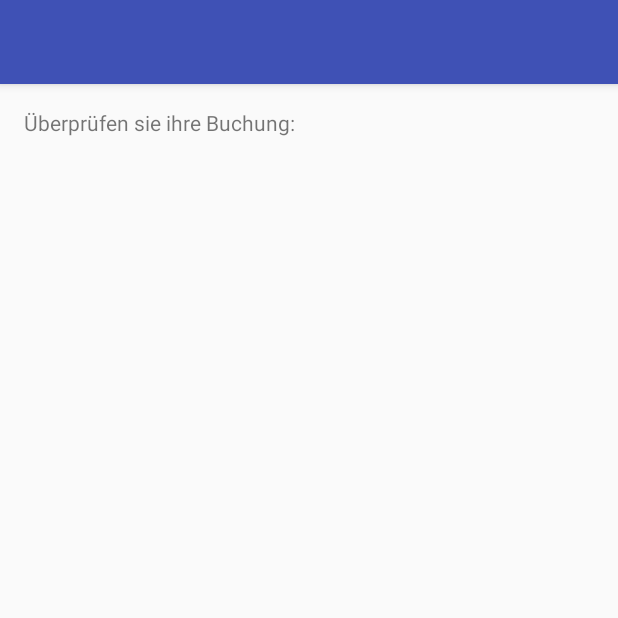
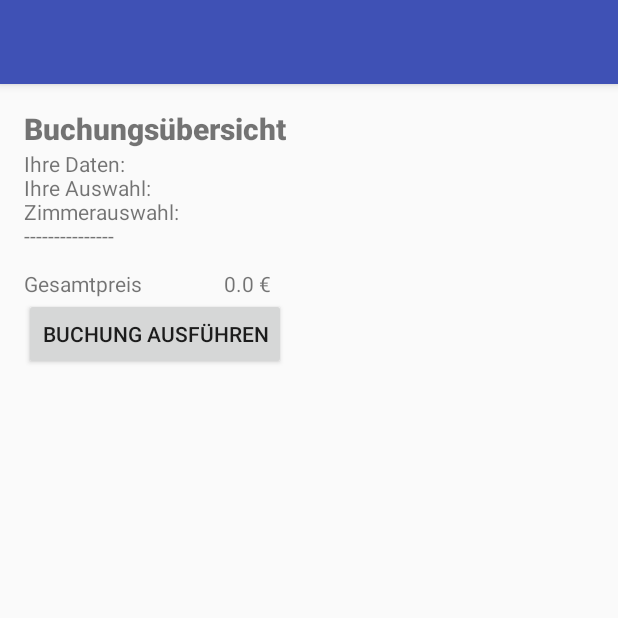
Before and after one commit to Benzolitz/FHDW.Hotel.Android, an Android app: the Booking screen opened directly, with no data from a screen before it, after a tap on "BUCHEN", on a phone screen of 412 x 824 dp, the top half of it. Run offline under Robolectric (Android 15) with nearby library versions, the phone set to English and light mode, and no system bars; 14 statements that could not run were skipped.

Commit message:
FINAL FING COMMIT - stuff

```diff
--- a/app/src/main/java/fhdw/hotel/Activity/Booking.java
+++ b/app/src/main/java/fhdw/hotel/Activity/Booking.java
@@ -35,7 +35,9 @@ public class Booking extends Activity {
     private SimpleDateFormat dateFormat;
     private EditText txtFirstname;
     private EditText txtLastname;
+
     private EditText txtBirthday;
+    private EditText txtBirthplace;
 
     private EditText txtContactStreet;
     private EditText txtContactPostalcode;
@@ -57,6 +59,7 @@ public class Booking extends Activity {
         txtFirstname = (EditText) findViewById(R.id.txtFirstname);
         txtLastname = (EditText) findViewById(R.id.txtLastname);
         txtBirthday = (EditText) findViewById(R.id.dtpBirthday);
+        txtBirthplace = (EditText) findViewById(R.id.txtBirthplace);
 
         txtContactStreet = (EditText) findViewById(R.id.txtContactStreet);
         txtContactPostalcode = (EditText) findViewById(R.id.txtContactPostalcode);
@@ -140,6 +143,20 @@ public class Booking extends Activity {
             guest.setLastname(txtLastname.getText().toString());
         }
 
+        if (txtBirthday.getText().toString().isEmpty()) {
+            txtBirthday.requestFocus();
+            txtBirthday.setError("Darf nicht leer sein!");
+        } else {
+            guest.setBirthday(dateFormat.parse(txtBirthday.getText().toString()));
+        }
+
+        if (txtBirthplace.getText().toString().isEmpty()) {
+            txtBirthplace.requestFocus();
+            txtBirthplace.setError("Darf nicht leer sein!");
+        } else {
+            guest.setBirthplace(txtBirthplace.getText().toString());
+        }
+
         if (!txtBirthday.getText().toString().isEmpty()) {
             guest.setBirthday(dateFormat.parse(txtBirthday.getText().toString()));
         }
@@ -153,7 +170,7 @@ public class Booking extends Activity {
         }
 
         if (!txtContactCity.getText().toString().isEmpty()) {
-            contactAddress.setPostalCode(txtContactCity.getText().toString());
+            contactAddress.setCity(txtContactCity.getText().toString());
         }
         if (cbAddBillingAddress.isChecked()) {
 
@@ -166,6 +183,9 @@ public class Booking extends Activity {
             if (!txtBillingPostalcode.getText().toString().isEmpty()) {
                 billingAddress.setPostalCode(txtBillingPostalcode.getText().toString());
             }
+        }else
+        {
+            billingAddress = null;
         }
 
         guest.setBillingAddress(billingAddress);
--- a/app/src/main/java/fhdw/hotel/Activity/CheckBooking.java
+++ b/app/src/main/java/fhdw/hotel/Activity/CheckBooking.java
@@ -3,6 +3,7 @@ package fhdw.hotel.Activity;
 import android.os.Bundle;
 import android.support.design.widget.FloatingActionButton;
 import android.support.design.widget.Snackbar;
+import android.support.v7.app.AlertDialog;
 import android.support.v7.app.AppCompatActivity;
 import android.support.v7.widget.Toolbar;
 import android.view.View;
@@ -14,22 +15,69 @@ import android.widget.TextView;
 import com.google.gson.Gson;
 import com.google.gson.reflect.TypeToken;
 
-import fhdw.hotel.DomainModel.CurrentBooking;
+import org.w3c.dom.Text;
+
+import fhdw.hotel.BLL.Async.IListener.IAsyncBookingListener;
+import fhdw.hotel.DomainModel.*;
+import fhdw.hotel.DomainModel.Booking;
 import fhdw.hotel.R;
 
-public class CheckBooking extends AppCompatActivity {
+public class CheckBooking extends AppCompatActivity implements IAsyncBookingListener {
     private String IntentExtraName = "CurrentBooking";
     private CurrentBooking currentBooking;
     private Gson gson;
+
+    private TextView txvBookingInformation;
 
     @Override
     protected void onCreate(Bundle savedInstanceState) {
         super.onCreate(savedInstanceState);
         setContentView(R.layout.activity_check_booking);
 
+        txvBookingInformation = (TextView) findViewById(R.id.txvBookingInformation);
+
         gson = new Gson();
         String currentBookingString = (String) getIntent().getSerializableExtra(IntentExtraName);
-        currentBooking = gson.fromJson(currentBookingString, new TypeToken<CurrentBooking>(){}.getType());
+        currentBooking = gson.fromJson(currentBookingString, new TypeToken<CurrentBooking>() {
+        }.getType());
 
+        addTextToBookingInformation();
+    }
+
+    private void addTextToBookingInformation() {
+        double sumSingle = currentBooking.getSingleRoomCnt() * 11.11;
+        double sumDouble = currentBooking.getDoubleRoomCnt() * 22.22;
+        double sumFamily = currentBooking.getFamilyRoomCnt() * 30;
+
+        String bookingInformation = "";
+        bookingInformation += "Ihre Daten:\n";
+        bookingInformation += currentBooking.getGuest().getFirstname() + " " + currentBooking.getGuest().getLastname() + "\n";
+        bookingInformation += currentBooking.getGuest().getContactAddress().getStreet() + "\n";
+        bookingInformation += currentBooking.getGuest().getContactAddress().getPostalCode() + " " + currentBooking.getGuest().getContactAddress().getCity() + "\n\n";
+        bookingInformation += "Ihre Auswahl:\n";
+        bookingInformation += "Hotel " + currentBooking.getHotel().getName() + " (" + currentBooking.getHotel().getAddress().getCity() + ")\n";
+        bookingInformation += "Personenanzahl: " + currentBooking.getPersonCount() + "\n";
+        bookingInformation += "Ankunft: " + currentBooking.getArrival().toString() + "\n";
+        bookingInformation += "Abfahrt: " + currentBooking.getDeparture().toString() + "\n\n";
+        bookingInformation += "Zimmerauswahl:\n";
+        bookingInformation += currentBooking.getSingleRoomCnt() > 0 ? "Einzelzimmer: \t\t" + currentBooking.getSingleRoomCnt() + " (" + sumSingle + " €)" + "\n" : "";
+        bookingInformation += currentBooking.getDoubleRoomCnt() > 0 ? "Doppelzimmer: \t" + currentBooking.getDoubleRoomCnt() + " (" + sumDouble + " €)" + "\n" : "";
+        bookingInformation += currentBooking.getFamilyRoomCnt() > 0 ? "Familienzimmer: \t" + currentBooking.getFamilyRoomCnt() + " (" + sumFamily + " €)" + "\n" : "";
+        bookingInformation += "---------------\n\n";
+        bookingInformation += "Gesamtpreis \t\t\t\t" + (sumSingle + sumDouble + sumFamily) + " €";
+
+        txvBookingInformation.setText(bookingInformation);
+    }
+
+    public void RegisterNewBooking(View view) {
+        new fhdw.hotel.BLL.Async.Booking.SendBooking(this).execute(gson.toJson(currentBooking));
+    }
+
+    @Override
+    public void BookingComplete(Booking p_booking) {
+        AlertDialog alertDialog = new AlertDialog.Builder(this).create();
+        alertDialog.setTitle("Buchung erfolgreich");
+        alertDialog.setMessage("Die Buchung wurde erfolgreich durchgeführt!");
+        alertDialog.show();
     }
 }
--- a/app/src/main/res/layout/activity_register.xml
+++ b/app/src/main/res/layout/activity_register.xml
@@ -68,7 +68,7 @@
             android:layout_alignParentStart="true"
             android:layout_below="@+id/txtBirthday"
             android:hint="Geburtort"
-            android:inputType="date" />
+            android:inputType="text" />
 
         <EditText
             android:id="@+id/txtTelephone"
--- a/app/src/main/res/layout/content_check_booking.xml
+++ b/app/src/main/res/layout/content_check_booking.xml
@@ -20,12 +20,24 @@
         <TextView
             android:layout_width="wrap_content"
             android:layout_height="wrap_content"
-            android:id="@+id/title_bookingcheck"
-            android:text="Überprüfen sie ihre Buchung:"/>
+            android:id="@+id/txvBookingOverview"
+            android:fontFamily="sans-serif-medium"
+            android:textStyle="bold"
+            android:textSize="20dp"
+            android:text="Buchungsübersicht"/>
+
         <TextView
             android:layout_width="wrap_content"
             android:layout_height="wrap_content"
-            android:id="@+id/test"/>
+            android:layout_below="@+id/txvBookingOverview"
+            android:id="@+id/txvBookingInformation"/>
+
+        <Button
+            android:layout_width="wrap_content"
+            android:layout_height="wrap_content"
+            android:layout_below="@+id/txvBookingInformation"
+            android:text="Buchung ausführen"
+            android:onClick="RegisterNewBooking" />
 
     </LinearLayout>
 
```
Also changed, not shown: app/src/main/res/layout/activity_booking.xml (+8 -0 lines).
